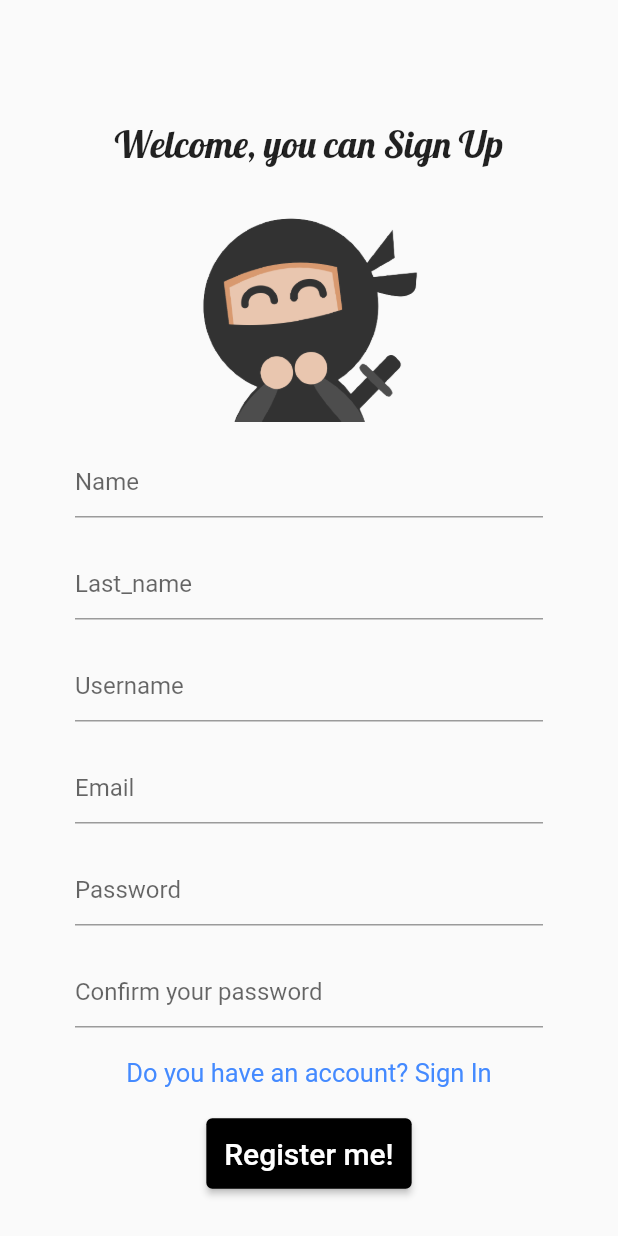
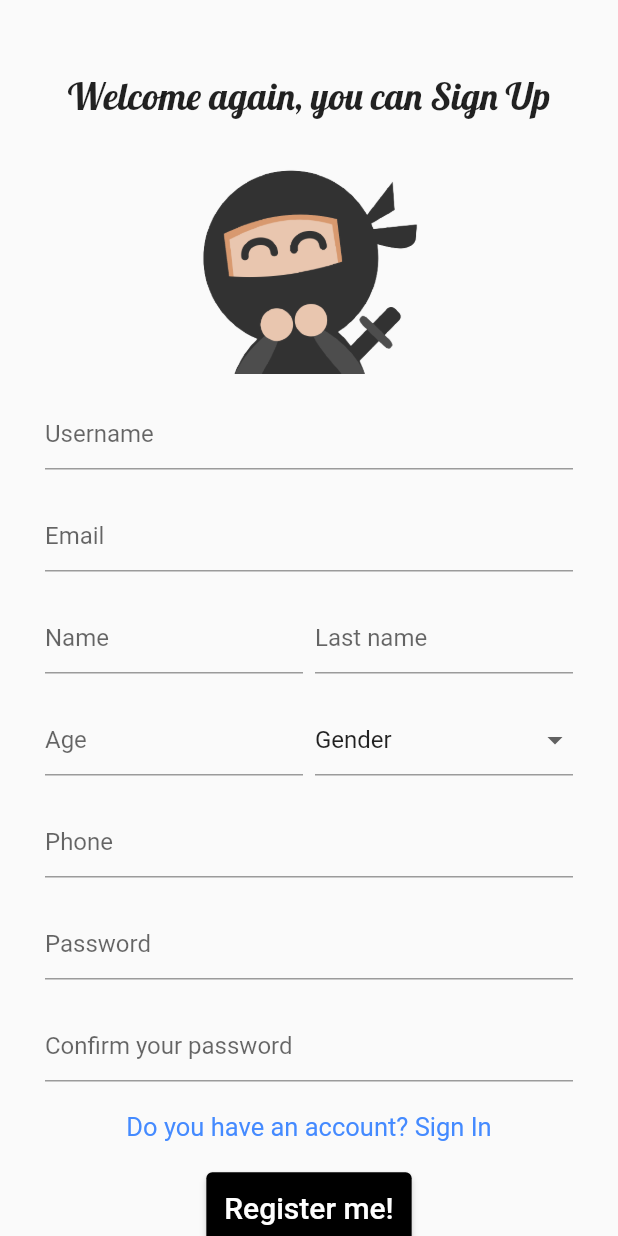
Before and after one commit to 203418/movil1, a Flutter app: the screen it shows after launch, after a tap on "Don't you have an account? Sign Up", on a phone screen of 412 x 824 dp. Run offline on Flutter 3.47's test engine with Material 2 defaults, Android fonts, the phone set to English and light mode, and no system bars.

Commit message:
scroll and camps added in register

```diff
--- a/lib/pages/login.dart
+++ b/lib/pages/login.dart
@@ -9,8 +9,10 @@ class Login extends StatelessWidget {
     return Scaffold(
       resizeToAvoidBottomInset: false,
       body: Center(
-        child: Padding(padding: const EdgeInsets.only(left: 50, right: 50, top: 200),
+        child: Padding(padding: const EdgeInsets.only(left: 50, right: 50),
         child: Column(
+          mainAxisAlignment: MainAxisAlignment.center,
+
           children: [
             const Padding(
               padding: EdgeInsets.only(bottom: 10),
@@ -18,7 +20,7 @@ class Login extends StatelessWidget {
                 'Welcome, Sign In',
                 style: TextStyle(
                   fontSize: 30,
-                  fontFamily: 'Lobster'
+                  fontFamily: 'Lobster',
                 ),
               ),
             ),
--- a/lib/pages/register.dart
+++ b/lib/pages/register.dart
@@ -1,24 +1,31 @@
 import 'package:flutter/material.dart';
-import 'package:flutter/src/widgets/container.dart';
-import 'package:flutter/src/widgets/framework.dart';
 import 'package:movil_1/pages/login.dart';
 
 class Register extends StatelessWidget {
+
+
   const Register({super.key});
 
   @override
   Widget build(BuildContext context) {
     return Scaffold(
-      resizeToAvoidBottomInset: false,
+      // resizeToAvoidBottomInset: false,
       body: Center(
         child: Padding(
-          padding: const EdgeInsets.only(left:  50, right: 50, top: 80),
+          padding: const EdgeInsets.only(left:  30, right: 30, top: 48),
+          child: LayoutBuilder(
+            builder: (BuildContext context, BoxConstraints viewportConstraints) {
+            return SingleChildScrollView(
+              child: ConstrainedBox(
+                constraints: BoxConstraints(
+                minHeight: viewportConstraints.maxHeight,
+              ),
               child: Column(
                   children: [
                     const Padding(
                       padding: EdgeInsets.only(bottom: 20),
                       child: Text(
-                  'Welcome, you can Sign Up',
+                        'Welcome again, you can Sign Up',
                         style: TextStyle(
                           fontSize: 25,
                           fontFamily: 'Lobster',
@@ -40,24 +47,6 @@ class Register extends StatelessWidget {
                       child: TextField(
                         keyboardType: TextInputType.name,
                         decoration: InputDecoration(
-                    hintText: 'Name',
-                  ),
-                ),
-              ),
-              const Padding(
-                padding: EdgeInsets.only(bottom: 20),
-                child: TextField(
-                  keyboardType: TextInputType.name,
-                  decoration: InputDecoration(
-                    hintText: 'Last_name',
-                  ),
-                ),
-              ),
-              const Padding(
-                padding: EdgeInsets.only(bottom: 20),
-                child: TextField(
-                  keyboardType: TextInputType.name,
-                  decoration: InputDecoration(
                           hintText: 'Username'
                         ),
                       ),
@@ -68,6 +57,72 @@ class Register extends StatelessWidget {
                         keyboardType: TextInputType.emailAddress,
                         decoration: InputDecoration(
                           hintText: 'Email'
+                        ),
+                      ),
+                    ),
+                    Padding(
+                      padding: const EdgeInsets.only(bottom: 20),
+                      child: Row(
+                        children: const [
+                          Expanded(
+                            child: TextField(
+                              keyboardType: TextInputType.name,
+                              decoration: InputDecoration(
+                                hintText: 'Name',
+                              ),
+                            ),
+                          ),
+                          SizedBox(width: 8.0,),
+                          Expanded(
+                            child: TextField(
+                               keyboardType: TextInputType.name,
+                               decoration: InputDecoration(
+                                 hintText: 'Last name',
+                               ),
+                            ),
+                          ),
+                        ],
+                      ),
+                    ),
+                    Padding(
+                      padding: const EdgeInsets.only(bottom: 20),
+                      child: Row(
+                        children: [
+                          const Expanded(
+                            child: TextField(
+                               keyboardType: TextInputType.name,
+                               decoration: InputDecoration(
+                                 hintText: 'Age',
+                               ),
+                            ),
+                          ),
+                          const SizedBox(width: 8.0,),
+                          Expanded(
+                            child: DropdownButtonFormField<String>(
+                              value: "Gender",
+                              items: ["Gender","Male", "Female"].map((String value) {
+                                return DropdownMenuItem<String>(
+                                  value: value,
+                                  child: Text(value),
+                                );
+                              }).toList(),
+                              onChanged: (value) => {
+                                if(value != "Male" && value!="Female"){
+                                  print("Select a correct option")
+                                }
+                              },
+                            )
+                          ),
+
+                        ],
+                      ),
+                    ),
+                    const Padding(
+                      padding: EdgeInsets.only(bottom: 20),
+                      child: TextField(
+                        keyboardType: TextInputType.phone,
+                        decoration: InputDecoration(
+                          hintText: 'Phone'
                         ),
                       ),
                     ),
@@ -118,6 +173,10 @@ class Register extends StatelessWidget {
                   ),
                   ],
                 ),
+              )
+            );
+            }
+          ),
         ),
       ),
     );
```
Lines whose indentation alone changed are shown as unchanged.
